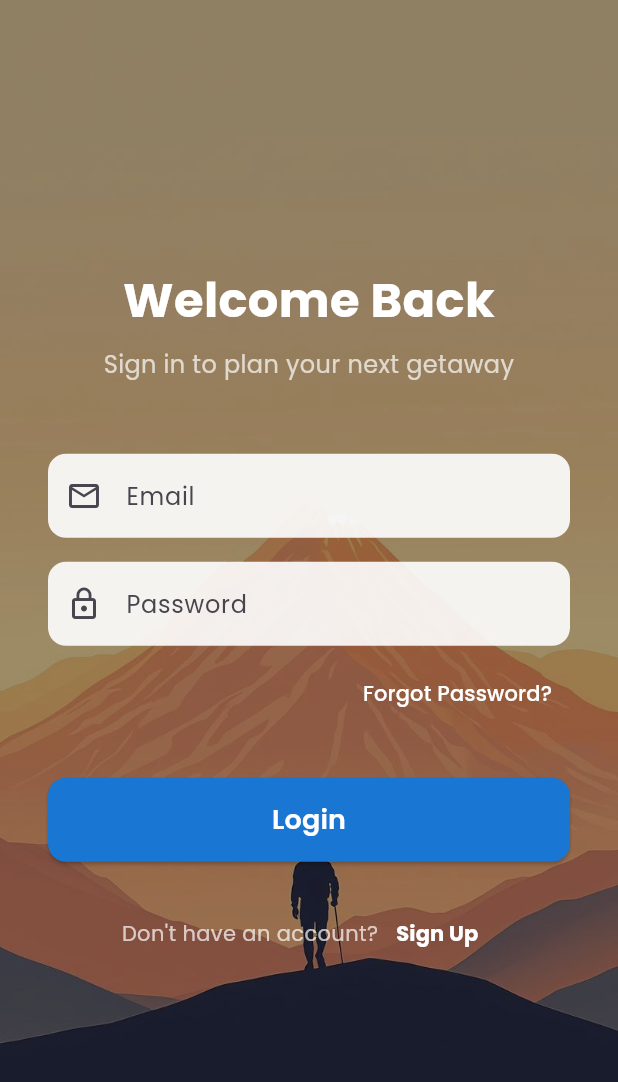
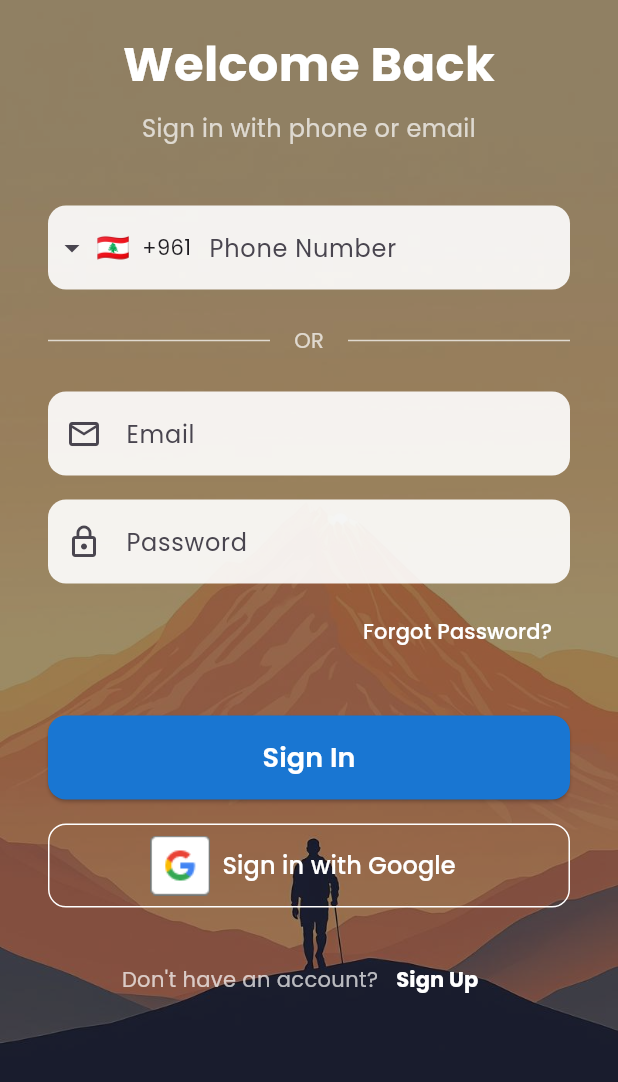
Before and after one commit to Farid-Ziade/GetaWay, a Flutter app: the screen it shows after launch, on a phone screen of 412 x 824 dp. Shown: the top 1082 px of the screen. Run offline on Flutter 3.47's test engine with Material 3 defaults, Android fonts, the phone set to English and light mode, and no system bars; drawn by our look-alikes of intl_phone_field; our stand-ins replace google_fonts.

Commit message:
feat: Add Google sign-in button and update login screen with phone number input

```diff
--- a/lib/main.dart
+++ b/lib/main.dart
@@ -70,7 +70,7 @@ class _SplashScreenState extends State<SplashScreen> {
     });
 
     // Navigate after 5 seconds
-    Timer(const Duration(seconds: 5), () {
+    Timer(const Duration(seconds: 6), () {
       _timer?.cancel();
       if (mounted) {
         Navigator.pushReplacementNamed(context, '/login');
--- a/lib/screens/login_screen.dart
+++ b/lib/screens/login_screen.dart
@@ -1,5 +1,6 @@
 import 'package:flutter/material.dart';
 import 'package:google_fonts/google_fonts.dart';
+import 'package:intl_phone_field/intl_phone_field.dart';
 
 class LoginScreen extends StatefulWidget {
   const LoginScreen({super.key});
@@ -9,13 +10,17 @@ class LoginScreen extends StatefulWidget {
 }
 
 class _LoginScreenState extends State<LoginScreen> {
-  bool _isLogin = true; // toggle Login / Signup
+  bool _isLogin = true;
+  final _phoneController = TextEditingController();
   final _emailController = TextEditingController();
   final _passwordController = TextEditingController();
   final _confirmPasswordController = TextEditingController();
 
+  String? _phoneNumber;
+
   @override
   void dispose() {
+    _phoneController.dispose();
     _emailController.dispose();
     _passwordController.dispose();
     _confirmPasswordController.dispose();
@@ -23,45 +28,62 @@ class _LoginScreenState extends State<LoginScreen> {
   }
 
   void _handleForgotPassword() {
-    // Placeholder for now – later: Firebase auth.sendPasswordResetEmail
+    final email = _emailController.text.trim();
+    if (email.isEmpty) {
+      ScaffoldMessenger.of(context).showSnackBar(
+        SnackBar(
+          content: Text('Enter your email first', style: GoogleFonts.poppins()),
+        ),
+      );
+      return;
+    }
+    // TODO: Later - Firebase sendPasswordResetEmail
     ScaffoldMessenger.of(context).showSnackBar(
       SnackBar(
         content: Text(
-          'Password reset link sent to ${_emailController.text.isEmpty ? "your email" : _emailController.text}',
+          'Reset link sent to $email',
           style: GoogleFonts.poppins(),
         ),
-        duration: const Duration(seconds: 4),
       ),
     );
+  }
+
+  String? _validateSignup() {
+    if (_phoneNumber == null && _emailController.text.isEmpty) {
+      return 'Provide phone or email';
+    }
+    if (!_isLogin &&
+        _passwordController.text != _confirmPasswordController.text) {
+      return 'Passwords do not match';
+    }
+    return null;
   }
 
   @override
   Widget build(BuildContext context) {
     return Scaffold(
+      resizeToAvoidBottomInset: true,
       body: Stack(
         children: [
-          // Full-screen mountain background
           Container(
             decoration: const BoxDecoration(
               image: DecorationImage(
                 image: AssetImage('assets/images/Login.png'),
                 fit: BoxFit.cover,
-                colorFilter: ColorFilter.mode(
-                  Colors.black38, // subtle darken for text readability
-                  BlendMode.darken,
-                ),
+                colorFilter: ColorFilter.mode(Colors.black38, BlendMode.darken),
               ),
             ),
           ),
-
           SafeArea(
-            child: Padding(
-              padding: const EdgeInsets.symmetric(horizontal: 32.0),
+            child: SingleChildScrollView(
+              padding: const EdgeInsets.symmetric(
+                horizontal: 32.0,
+                vertical: 20.0,
+              ),
               child: Column(
                 mainAxisAlignment: MainAxisAlignment.center,
                 crossAxisAlignment: CrossAxisAlignment.stretch,
                 children: [
-                  // Title
                   Text(
                     _isLogin ? 'Welcome Back' : 'Create Account',
                     style: GoogleFonts.poppins(
@@ -74,24 +96,56 @@ class _LoginScreenState extends State<LoginScreen> {
                   const SizedBox(height: 8),
                   Text(
                     _isLogin
-                        ? 'Sign in to plan your next getaway'
-                        : 'Join and discover weekend escapes',
+                        ? 'Sign in with phone or email'
+                        : 'Sign up with phone or email',
                     style: GoogleFonts.poppins(
                       fontSize: 16,
                       color: Colors.white70,
                     ),
                     textAlign: TextAlign.center,
                   ),
-                  const SizedBox(height: 48),
+                  const SizedBox(height: 40),
 
-                  // Email field
+                  IntlPhoneField(
+                    controller: _phoneController,
+                    keyboardType: TextInputType.phone,
+                    decoration: InputDecoration(
+                      filled: true,
+                      fillColor: Colors.white.withOpacity(0.9),
+                      hintText: 'Phone Number',
+                      border: OutlineInputBorder(
+                        borderRadius: BorderRadius.circular(12),
+                        borderSide: BorderSide.none,
+                      ),
+                      counterText: '',
+                    ),
+                    initialCountryCode: 'LB',
+                    onChanged: (phone) => _phoneNumber = phone.completeNumber,
+                  ),
+                  const SizedBox(height: 24),
+
+                  Row(
+                    children: [
+                      Expanded(child: Divider(color: Colors.white70)),
+                      Padding(
+                        padding: const EdgeInsets.symmetric(horizontal: 16),
+                        child: Text(
+                          'OR',
+                          style: GoogleFonts.poppins(color: Colors.white70),
+                        ),
+                      ),
+                      Expanded(child: Divider(color: Colors.white70)),
+                    ],
+                  ),
+                  const SizedBox(height: 24),
+
                   TextField(
                     controller: _emailController,
                     keyboardType: TextInputType.emailAddress,
                     decoration: InputDecoration(
                       filled: true,
                       fillColor: Colors.white.withOpacity(0.9),
-                      hintText: 'Email',
+                      hintText: _isLogin ? 'Email' : 'Email (optional)',
                       prefixIcon: const Icon(Icons.email_outlined),
                       border: OutlineInputBorder(
                         borderRadius: BorderRadius.circular(12),
@@ -101,14 +155,13 @@ class _LoginScreenState extends State<LoginScreen> {
                   ),
                   const SizedBox(height: 16),
 
-                  // Password field
                   TextField(
                     controller: _passwordController,
                     obscureText: true,
                     decoration: InputDecoration(
                       filled: true,
-                      fillColor: Colors.white.withValues(alpha: 0.9),
-                      hintText: 'Password',
+                      fillColor: Colors.white.withOpacity(0.9),
+                      hintText: _isLogin ? 'Password' : 'Password',
                       prefixIcon: const Icon(Icons.lock_outline),
                       border: OutlineInputBorder(
                         borderRadius: BorderRadius.circular(12),
@@ -118,7 +171,6 @@ class _LoginScreenState extends State<LoginScreen> {
                   ),
                   const SizedBox(height: 8),
 
-                  // Forgot Password link (only in Login mode)
                   if (_isLogin)
                     Align(
                       alignment: Alignment.centerRight,
@@ -134,7 +186,6 @@ class _LoginScreenState extends State<LoginScreen> {
                       ),
                     ),
 
-                  // Confirm password (Signup mode only)
                   AnimatedOpacity(
                     opacity: _isLogin ? 0.0 : 1.0,
                     duration: const Duration(milliseconds: 300),
@@ -161,14 +212,19 @@ class _LoginScreenState extends State<LoginScreen> {
 
                   const SizedBox(height: 32),
 
-                  // Main action button
                   SizedBox(
                     width: double.infinity,
                     height: 56,
                     child: ElevatedButton(
                       onPressed: () {
-                        // TODO: Firebase auth call here later
-                        // Placeholder: navigate forward
+                        final error = _validateSignup();
+                        if (error != null) {
+                          ScaffoldMessenger.of(
+                            context,
+                          ).showSnackBar(SnackBar(content: Text(error)));
+                          return;
+                        }
+                        // TODO: Firebase auth
                         Navigator.pushReplacementNamed(context, '/permission');
                       },
                       style: ElevatedButton.styleFrom(
@@ -178,7 +234,7 @@ class _LoginScreenState extends State<LoginScreen> {
                         ),
                       ),
                       child: Text(
-                        _isLogin ? 'Login' : 'Sign Up',
+                        _isLogin ? 'Sign In' : 'Sign Up',
                         style: GoogleFonts.poppins(
                           fontSize: 18,
                           fontWeight: FontWeight.w600,
@@ -187,9 +243,36 @@ class _LoginScreenState extends State<LoginScreen> {
                       ),
                     ),
                   ),
+                  const SizedBox(height: 16),
+
+                  SizedBox(
+                    width: double.infinity,
+                    height: 56,
+                    child: OutlinedButton.icon(
+                      onPressed: () {
+                        // TODO: Google sign-in
+                      },
+                      icon: Image.asset(
+                        'assets/images/google_logo.png',
+                        height: 40,
+                      ),
+                      label: Text(
+                        'Sign in with Google',
+                        style: GoogleFonts.poppins(
+                          fontSize: 16,
+                          color: Colors.white,
+                        ),
+                      ),
+                      style: OutlinedButton.styleFrom(
+                        side: const BorderSide(color: Colors.white),
+                        shape: RoundedRectangleBorder(
+                          borderRadius: BorderRadius.circular(12),
+                        ),
+                      ),
+                    ),
+                  ),
                   const SizedBox(height: 24),
 
-                  // Toggle Login/Signup
                   Row(
                     mainAxisAlignment: MainAxisAlignment.center,
                     children: [
@@ -200,11 +283,7 @@ class _LoginScreenState extends State<LoginScreen> {
                         style: GoogleFonts.poppins(color: Colors.white70),
                       ),
                       TextButton(
-                        onPressed: () {
-                          setState(() {
-                            _isLogin = !_isLogin;
-                          });
-                        },
+                        onPressed: () => setState(() => _isLogin = !_isLogin),
                         child: Text(
                           _isLogin ? 'Sign Up' : 'Login',
                           style: GoogleFonts.poppins(
```
Also changed, not shown: assets/images/google_logo.png (added).
